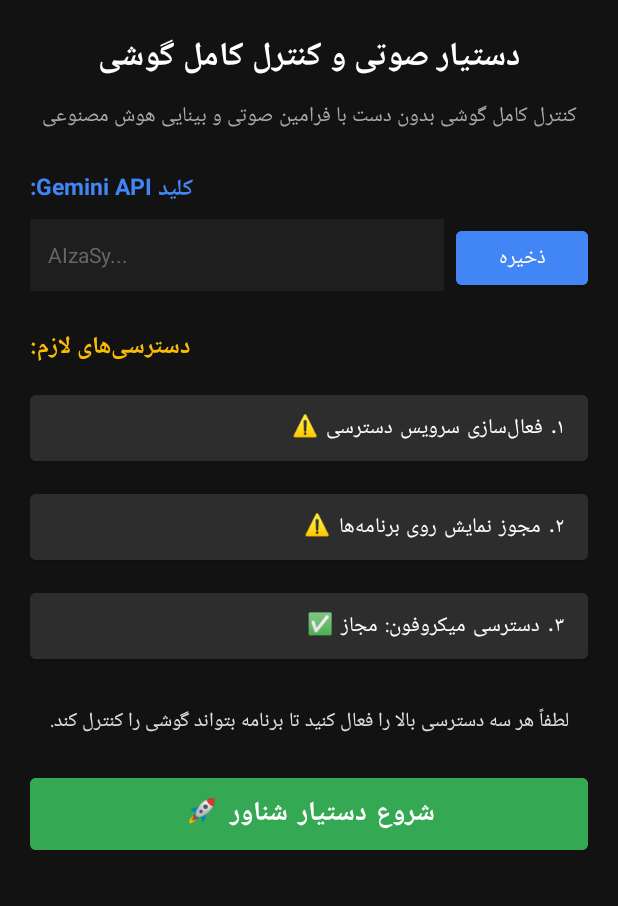
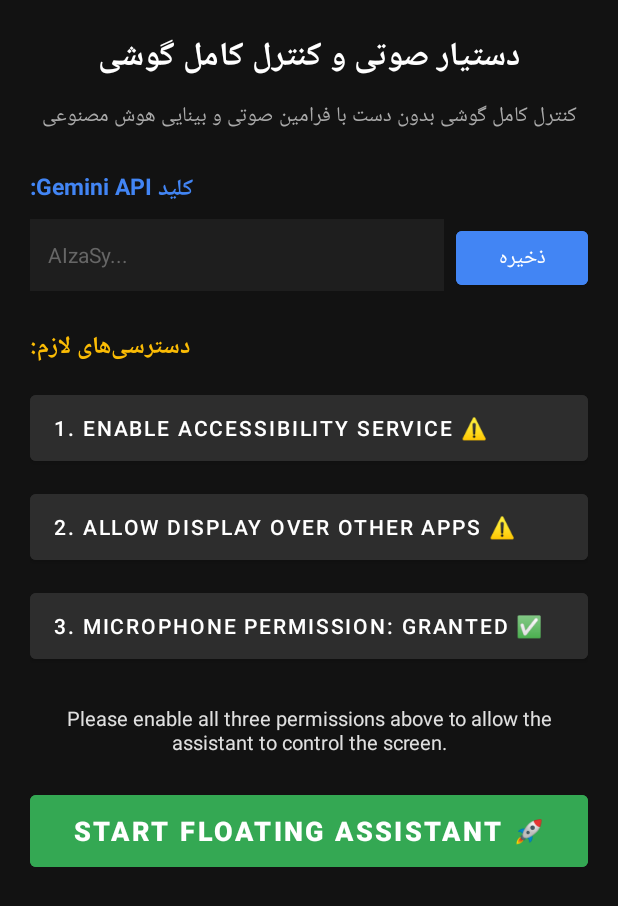
Before and after one commit to e30khan-a11y/Asis, an Android app: the screen it shows after launch (MainActivity), after a tap on "ذخیره", on a phone screen of 412 x 824 dp. Shown: the top 906 px of the screen. Run offline under Robolectric (Android 15) with nearby library versions, the phone set to English and light mode, and no system bars.

Commit message:
Translate Persian messages to English in MainActivity

```diff
--- a/voice_agent_android/app/src/main/java/com/example/voiceagent/MainActivity.kt
+++ b/voice_agent_android/app/src/main/java/com/example/voiceagent/MainActivity.kt
@@ -63,16 +63,16 @@ class MainActivity : AppCompatActivity() {
             if (key.isNotEmpty()) {
                 val prefs = getSharedPreferences("voice_agent_prefs", Context.MODE_PRIVATE)
                 prefs.edit().putString("gemini_api_key", key).apply()
-                Toast.makeText(this, "کلید جمینای ذخیره شد", Toast.LENGTH_SHORT).show()
+                Toast.makeText(this, "Gemini API Key saved", Toast.LENGTH_SHORT).show()
             } else {
-                Toast.makeText(this, "لطفاً کلید API را وارد کنید", Toast.LENGTH_SHORT).show()
+                Toast.makeText(this, "Please enter Gemini API Key", Toast.LENGTH_SHORT).show()
             }
         }
 
         btnAccessibility.setOnClickListener {
             val intent = Intent(Settings.ACTION_ACCESSIBILITY_SETTINGS)
             startActivity(intent)
-            Toast.makeText(this, "در لیست، برنامه Voice Agent را پیدا و فعال کنید", Toast.LENGTH_LONG).show()
+            Toast.makeText(this, "Find and enable Voice Agent in the list", Toast.LENGTH_LONG).show()
         }
 
         btnOverlay.setOnClickListener {
@@ -84,7 +84,7 @@ class MainActivity : AppCompatActivity() {
                     )
                     startActivity(intent)
                 } else {
-                    Toast.makeText(this, "دسترسی دکمه شناور قبلاً داده شده است", Toast.LENGTH_SHORT).show()
+                    Toast.makeText(this, "Overlay permission already granted", Toast.LENGTH_SHORT).show()
                 }
             }
         }
@@ -97,7 +97,7 @@ class MainActivity : AppCompatActivity() {
                     PERMISSION_REQ_RECORD_AUDIO
                 )
             } else {
-                Toast.makeText(this, "دسترسی میکروفون داده شده است", Toast.LENGTH_SHORT).show()
+                Toast.makeText(this, "Microphone permission already granted", Toast.LENGTH_SHORT).show()
             }
         }
 
@@ -111,23 +111,23 @@ class MainActivity : AppCompatActivity() {
         val hasOverlay = if (Build.VERSION.SDK_INT >= Build.VERSION_CODES.M) Settings.canDrawOverlays(this) else true
         val hasMic = ContextCompat.checkSelfPermission(this, Manifest.permission.RECORD_AUDIO) == PackageManager.PERMISSION_GRANTED
 
-        btnAccessibility.text = if (hasAccessibility) "۱. سرویس دسترسی: فعال ✅" else "۱. فعال‌سازی سرویس دسترسی ⚠️"
-        btnOverlay.text = if (hasOverlay) "۲. نمایش روی سایر برنامه‌ها: فعال ✅" else "۲. مجوز نمایش روی برنامه‌ها ⚠️"
-        btnMicPermission.text = if (hasMic) "۳. دسترسی میکروفون: مجاز ✅" else "۳. درخواست مجوز میکروفون ⚠️"
+        btnAccessibility.text = if (hasAccessibility) "1. Accessibility Service: Active ✅" else "1. Enable Accessibility Service ⚠️"
+        btnOverlay.text = if (hasOverlay) "2. Display Over Other Apps: Granted ✅" else "2. Allow Display Over Other Apps ⚠️"
+        btnMicPermission.text = if (hasMic) "3. Microphone Permission: Granted ✅" else "3. Request Microphone Permission ⚠️"
 
         val allReady = hasAccessibility && hasOverlay && hasMic
         btnToggleService.isEnabled = allReady
 
         if (FloatingOverlayService.isRunning) {
-            btnToggleService.text = "توقف دستیار شناور ⏹️"
+            btnToggleService.text = "Stop Floating Assistant ⏹️"
         } else {
-            btnToggleService.text = "شروع دستیار شناور 🚀"
+            btnToggleService.text = "Start Floating Assistant 🚀"
         }
 
         statusSummary.text = if (allReady) {
-            "همه دسترسی‌ها آماده است. می‌توانید دکمه شناور را فعال کنید."
+            "All permissions granted. Ready to start floating assistant."
         } else {
-            "لطفاً هر سه دسترسی بالا را فعال کنید تا برنامه بتواند گوشی را کنترل کند."
+            "Please enable all three permissions above to allow the assistant to control the screen."
         }
     }
 
@@ -135,15 +135,15 @@ class MainActivity : AppCompatActivity() {
         val serviceIntent = Intent(this, FloatingOverlayService::class.java)
         if (FloatingOverlayService.isRunning) {
             stopService(serviceIntent)
-            btnToggleService.text = "شروع دستیار شناور 🚀"
+            btnToggleService.text = "Start Floating Assistant 🚀"
         } else {
             if (Build.VERSION.SDK_INT >= Build.VERSION_CODES.O) {
                 startForegroundService(serviceIntent)
             } else {
                 startService(serviceIntent)
             }
-            btnToggleService.text = "توقف دستیار شناور ⏹️"
-            Toast.makeText(this, "دکمه شناور روی صفحه ظاهر شد!", Toast.LENGTH_SHORT).show()
+            btnToggleService.text = "Stop Floating Assistant ⏹️"
+            Toast.makeText(this, "Floating assistant started on screen!", Toast.LENGTH_SHORT).show()
             finish() // Minimize app so user sees their home screen
         }
     }
```
